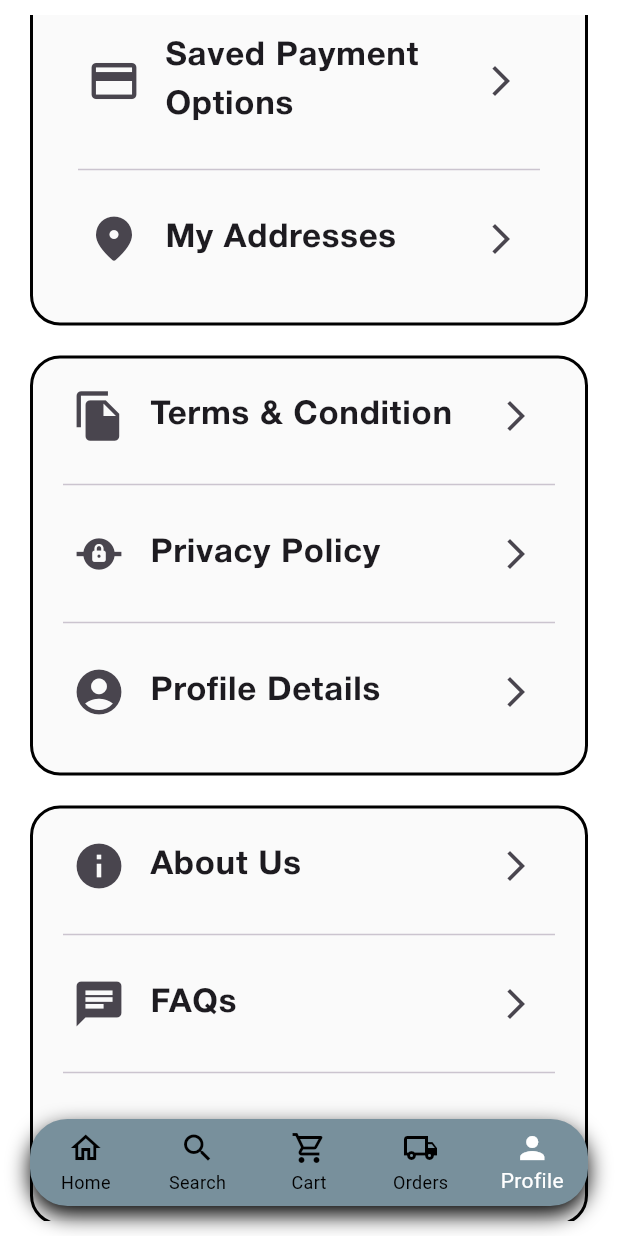
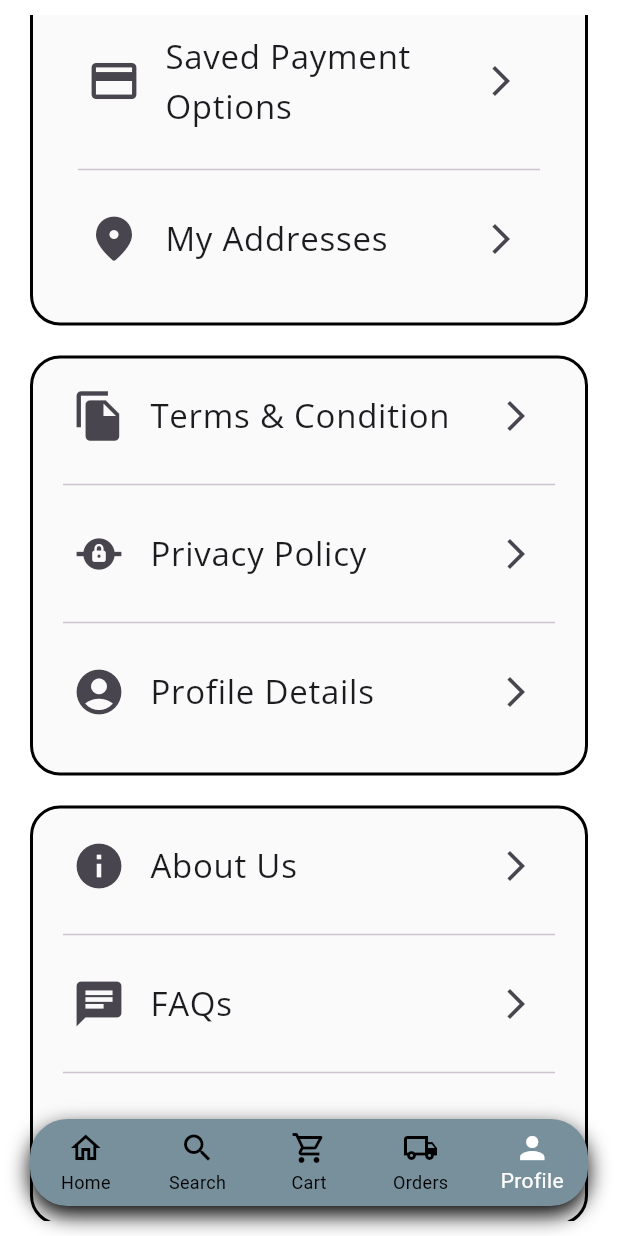
Before and after one commit to Ashwin-650/fish-and-meat-app, a Flutter app: the Myhomepage screen opened directly, item 5 of the bottom bar chosen, scrolled down 576 dp, on a phone screen of 412 x 824 dp. Run offline on Flutter 3.47's test engine with Material 3 defaults, Android fonts, the phone set to English and light mode, and no system bars; our stand-ins replace carousel_slider, firebase_core, firebase_messaging, flutter_carousel_widget, get, image_picker and 3 more; missing offline and left inert: add_to_cart_animated_button, razorpay_flutter; accounts and stored records are empty; network calls fail.

Commit message:
font changes and constants fixes

```diff
--- a/lib/constants/appcolor.dart
+++ b/lib/constants/appcolor.dart
@@ -1,9 +1,9 @@
 import 'package:flutter/material.dart';
 
 class Appcolor {
-  static Color backgroundColor = Colors.white;
+  static const Color backgroundColor = Colors.white;
 
-  static Color appbargroundColor = Colors.white;
+  static const Color appbargroundColor = Colors.white;
 
   static Color bottomBarColor = Colors.blueGrey.shade400;
 
--- a/lib/constants/appfonts.dart
+++ b/lib/constants/appfonts.dart
@@ -1,3 +1,3 @@
 class Appfonts {
-  static const String appFontFamily = 'HelveticaBold';
+  static const String appFontFamily = 'opensans';
 }
--- a/lib/constants/appfontsize.dart
+++ b/lib/constants/appfontsize.dart
@@ -1,11 +1,13 @@
 class Appfontsize {
-  static const double appBarHeadSize = 24;
-  static const double headerFontSize = 18;
-
-  static const double gridTextSize = 16;
-  static const double subtitleSize = 20;
+  static const double small14 = 14;
   static const double regular16 = 16;
   static const double medium18 = 18;
   static const double high20 = 20;
-  static const double small14 = 14;
+  static const double xhigh22 = 22;
+  static const double xxhigh24 = 22;
+
+  static const double appBarHeadSize = xxhigh24;
+  static const double headerFontSize = medium18;
+  static const double gridTextSize = regular16;
+  static const double subtitleSize = high20;
 }
--- a/pubspec.yaml
+++ b/pubspec.yaml
@@ -44,3 +44,7 @@ flutter:
     - family: helveticaBold
       fonts:
         - asset: assets/fonts/HelveticaNeueBold.otf
+
+    - family: opensans
+      fonts:
+        - asset: assets/fonts/OpenSans-VariableFont_wdth,wght.ttf
```
Also changed, not shown: lib/constants/app_constants.dart (deleted, +0 -150 lines), lib/screens/main_screens/home_screens/home_screen.dart (+11 -6 lines), assets/fonts/OpenSans-Italic-VariableFont_wdth,wght.ttf (added), assets/fonts/OpenSans-VariableFont_wdth,wght.ttf (added).
